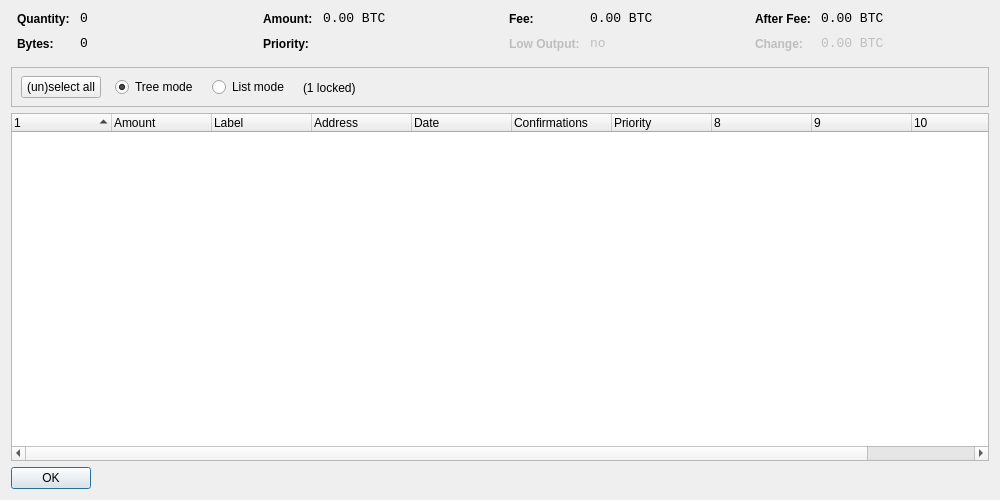
Above: src/qt/forms/coincontroldialog.ui from Tillkoeln/chipcoin before the change. Below: the same form after it.
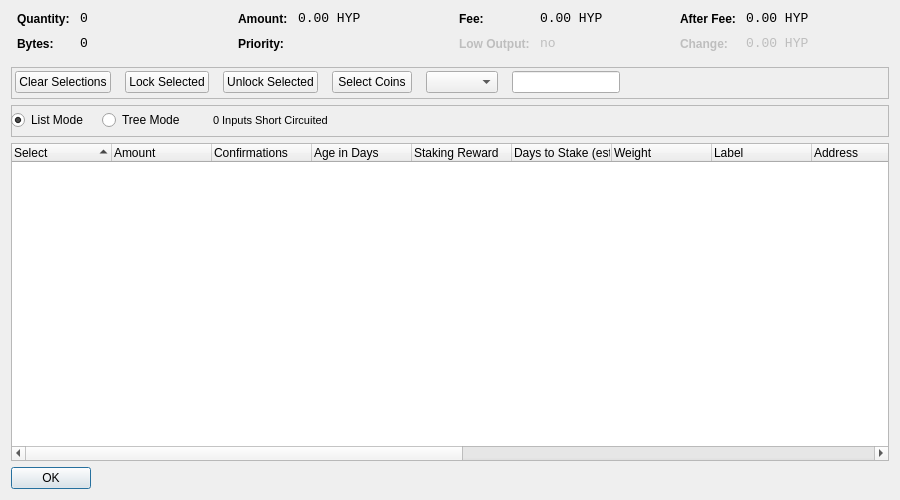
That is the form after the change. Icons and pictures are not drawn. Custom widgets are drawn as their Qt base class.

Patch:
```diff
--- a/src/qt/forms/coincontroldialog.ui
+++ b/src/qt/forms/coincontroldialog.ui
@@ -6,7 +6,7 @@
    <rect>
     <x>0</x>
     <y>0</y>
-    <width>1000</width>
+    <width>900</width>
     <height>500</height>
    </rect>
   </property>
@@ -141,7 +141,7 @@
           <enum>Qt::ActionsContextMenu</enum>
          </property>
          <property name="text">
-          <string notr="true">0.00 BTC</string>
+          <string>0.00 HYP</string>
          </property>
          <property name="textInteractionFlags">
           <set>Qt::LinksAccessibleByMouse|Qt::TextSelectableByKeyboard|Qt::TextSelectableByMouse</set>
@@ -221,7 +221,7 @@
           <enum>Qt::ActionsContextMenu</enum>
          </property>
          <property name="text">
-          <string notr="true">0.00 BTC</string>
+          <string>0.00 HYP</string>
          </property>
          <property name="textInteractionFlags">
           <set>Qt::LinksAccessibleByMouse|Qt::TextSelectableByKeyboard|Qt::TextSelectableByMouse</set>
@@ -270,6 +270,9 @@
      </item>
      <item>
       <layout class="QFormLayout" name="formLayoutCoinControl4">
+       <property name="fieldGrowthPolicy">
+        <enum>QFormLayout::AllNonFixedFieldsGrow</enum>
+       </property>
        <property name="horizontalSpacing">
         <number>10</number>
        </property>
@@ -307,7 +310,7 @@
           <enum>Qt::ActionsContextMenu</enum>
          </property>
          <property name="text">
-          <string notr="true">0.00 BTC</string>
+          <string>0.00 HYP</string>
          </property>
          <property name="textInteractionFlags">
           <set>Qt::LinksAccessibleByMouse|Qt::TextSelectableByKeyboard|Qt::TextSelectableByMouse</set>
@@ -345,7 +348,7 @@
           <enum>Qt::ActionsContextMenu</enum>
          </property>
          <property name="text">
-          <string notr="true">0.00 BTC</string>
+          <string>0.00 HYP</string>
          </property>
          <property name="textInteractionFlags">
           <set>Qt::LinksAccessibleByMouse|Qt::TextSelectableByKeyboard|Qt::TextSelectableByMouse</set>
@@ -361,7 +364,7 @@
      <property name="minimumSize">
       <size>
        <width>0</width>
-       <height>40</height>
+       <height>32</height>
       </size>
      </property>
      <property name="frameShape">
@@ -373,13 +376,13 @@
      <widget class="QWidget" name="horizontalLayoutWidget">
       <property name="geometry">
        <rect>
-        <x>10</x>
+        <x>4</x>
         <y>0</y>
-        <width>781</width>
-        <height>41</height>
+        <width>959</width>
+        <height>31</height>
        </rect>
       </property>
-      <layout class="QHBoxLayout" name="horizontalLayoutPanel" stretch="0,0,0,0,0">
+      <layout class="QHBoxLayout" name="horizontalLayoutPanel" stretch="0,0,0,0,0,0,0">
        <property name="spacing">
         <number>14</number>
        </property>
@@ -392,26 +395,100 @@
           </sizepolicy>
          </property>
          <property name="text">
-          <string>(un)select all</string>
+          <string>Clear Selections</string>
          </property>
         </widget>
        </item>
        <item>
-        <widget class="QRadioButton" name="radioTreeMode">
+        <widget class="QPushButton" name="pushButtonLockUTXO">
+         <property name="text">
+          <string>Lock Selected</string>
+         </property>
+        </widget>
+       </item>
+       <item>
+        <widget class="QPushButton" name="pushButtonUnlockUTXO">
+         <property name="text">
+          <string>Unlock Selected</string>
+         </property>
+        </widget>
+       </item>
+       <item>
+        <widget class="QPushButton" name="pushButtonCustomCC">
+         <property name="text">
+          <string>Select Coins</string>
+         </property>
+        </widget>
+       </item>
+       <item>
+        <widget class="QComboBox" name="QComboBoxFilterCoins"/>
+       </item>
+       <item>
+        <widget class="QLineEdit" name="lineEditCustomCC">
+         <property name="enabled">
+          <bool>true</bool>
+         </property>
          <property name="sizePolicy">
-          <sizepolicy hsizetype="Maximum" vsizetype="Fixed">
+          <sizepolicy hsizetype="Fixed" vsizetype="Fixed">
            <horstretch>0</horstretch>
            <verstretch>0</verstretch>
           </sizepolicy>
          </property>
-         <property name="text">
-          <string>Tree mode</string>
-         </property>
-         <property name="checked">
-          <bool>true</bool>
+         <property name="baseSize">
+          <size>
+           <width>50</width>
+           <height>0</height>
+          </size>
          </property>
         </widget>
        </item>
+       <item>
+        <spacer name="horizontalSpacer">
+         <property name="orientation">
+          <enum>Qt::Horizontal</enum>
+         </property>
+         <property name="sizeHint" stdset="0">
+          <size>
+           <width>40</width>
+           <height>20</height>
+          </size>
+         </property>
+        </spacer>
+       </item>
+      </layout>
+     </widget>
+    </widget>
+   </item>
+   <item>
+    <widget class="QFrame" name="frame_2">
+     <property name="minimumSize">
+      <size>
+       <width>0</width>
+       <height>32</height>
+      </size>
+     </property>
+     <property name="frameShape">
+      <enum>QFrame::StyledPanel</enum>
+     </property>
+     <property name="frameShadow">
+      <enum>QFrame::Sunken</enum>
+     </property>
+     <property name="lineWidth">
+      <number>1</number>
+     </property>
+     <widget class="QWidget" name="horizontalLayoutWidget_2">
+      <property name="geometry">
+       <rect>
+        <x>0</x>
+        <y>0</y>
+        <width>951</width>
+        <height>31</height>
+       </rect>
+      </property>
+      <layout class="QHBoxLayout" name="horizontalLayoutPanel_2" stretch="0,0,0,0,0">
+       <property name="spacing">
+        <number>14</number>
+       </property>
        <item>
         <widget class="QRadioButton" name="radioListMode">
          <property name="sizePolicy">
@@ -421,19 +498,51 @@
           </sizepolicy>
          </property>
          <property name="text">
-          <string>List mode</string>
+          <string>List Mode</string>
+         </property>
+         <property name="checked">
+          <bool>true</bool>
+         </property>
+        </widget>
+       </item>
+       <item>
+        <widget class="QRadioButton" name="radioTreeMode">
+         <property name="sizePolicy">
+          <sizepolicy hsizetype="Maximum" vsizetype="Fixed">
+           <horstretch>0</horstretch>
+           <verstretch>0</verstretch>
+          </sizepolicy>
+         </property>
+         <property name="text">
+          <string>Tree Mode</string>
+         </property>
+        </widget>
+       </item>
+       <item>
+        <widget class="QLabel" name="label">
+         <property name="text">
+          <string>&lt;html&gt;&lt;head/&gt;&lt;body&gt;&lt;p&gt;&lt;img src=&quot;:/icons/chip&quot;/&gt;&lt;/p&gt;&lt;/body&gt;&lt;/html&gt;</string>
          </property>
         </widget>
        </item>
        <item>
         <widget class="QLabel" name="labelLocked">
+         <property name="maximumSize">
+          <size>
+           <width>16777215</width>
+           <height>16777215</height>
+          </size>
+         </property>
+         <property name="styleSheet">
+          <string notr="true">font-size:10px;</string>
+         </property>
          <property name="text">
-          <string>(1 locked)</string>
+          <string notr="true">&lt;html&gt;&lt;head/&gt;&lt;body&gt;&lt;p&gt;&lt;span style=&quot; font-size:8pt;&quot;&gt;0 Inputs Short Circuited&lt;/span&gt;&lt;/p&gt;&lt;/body&gt;&lt;/html&gt;</string>
          </property>
         </widget>
        </item>
        <item>
-        <spacer name="horizontalSpacer">
+        <spacer name="horizontalSpacer_2">
          <property name="orientation">
           <enum>Qt::Horizontal</enum>
          </property>
@@ -455,10 +564,10 @@
       <enum>Qt::CustomContextMenu</enum>
      </property>
      <property name="sortingEnabled">
-      <bool>false</bool>
+      <bool>true</bool>
      </property>
      <property name="columnCount">
-      <number>11</number>
+      <number>17</number>
      </property>
      <attribute name="headerShowSortIndicator" stdset="0">
       <bool>true</bool>
@@ -468,7 +577,7 @@
      </attribute>
      <column>
       <property name="text">
-       <string/>
+       <string>Select</string>
       </property>
      </column>
      <column>
@@ -476,21 +585,6 @@
        <string>Amount</string>
       </property>
      </column>
-     <column>
-      <property name="text">
-       <string notr="true">Label</string>
-      </property>
-     </column>
-     <column>
-      <property name="text">
-       <string>Address</string>
-      </property>
-     </column>
-     <column>
-      <property name="text">
-       <string>Date</string>
-      </property>
-     </column>
      <column>
       <property name="text">
        <string>Confirmations</string>
@@ -499,6 +593,47 @@
        <string>Confirmed</string>
       </property>
      </column>
+     <column>
+      <property name="text">
+       <string>Age in Days</string>
+      </property>
+     </column>
+     <column>
+      <property name="text">
+       <string>Staking Reward</string>
+      </property>
+      <property name="textAlignment">
+       <set>AlignLeading|AlignVCenter</set>
+      </property>
+     </column>
+     <column>
+      <property name="text">
+       <string>Days to Stake (est.)</string>
+      </property>
+      <property name="textAlignment">
+       <set>AlignLeading|AlignVCenter</set>
+      </property>
+     </column>
+     <column>
+      <property name="text">
+       <string>Weight</string>
+      </property>
+     </column>
+     <column>
+      <property name="text">
+       <string>Label</string>
+      </property>
+     </column>
+     <column>
+      <property name="text">
+       <string>Address</string>
+      </property>
+     </column>
+     <column>
+      <property name="text">
+       <string>Date</string>
+      </property>
+     </column>
      <column>
       <property name="text">
        <string>Priority</string>
@@ -524,6 +659,16 @@
        <string/>
       </property>
      </column>
+     <column>
+      <property name="text">
+       <string/>
+      </property>
+     </column>
+     <column>
+      <property name="text">
+       <string/>
+      </property>
+     </column>
     </widget>
    </item>
    <item>
```
Left out of the diff: 4 changed lines with no effect on the pictures.
